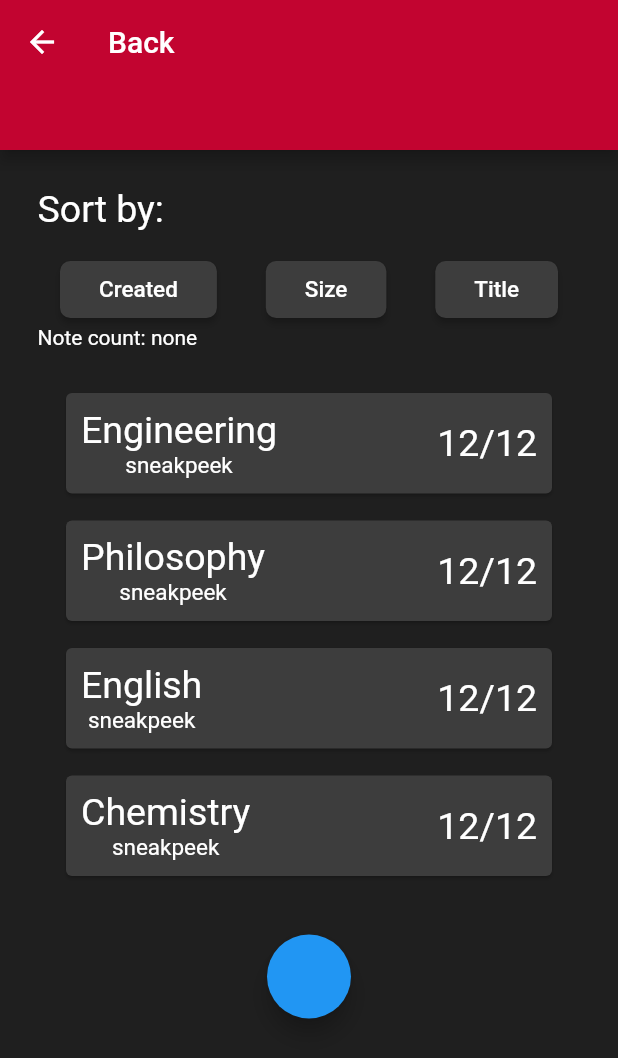
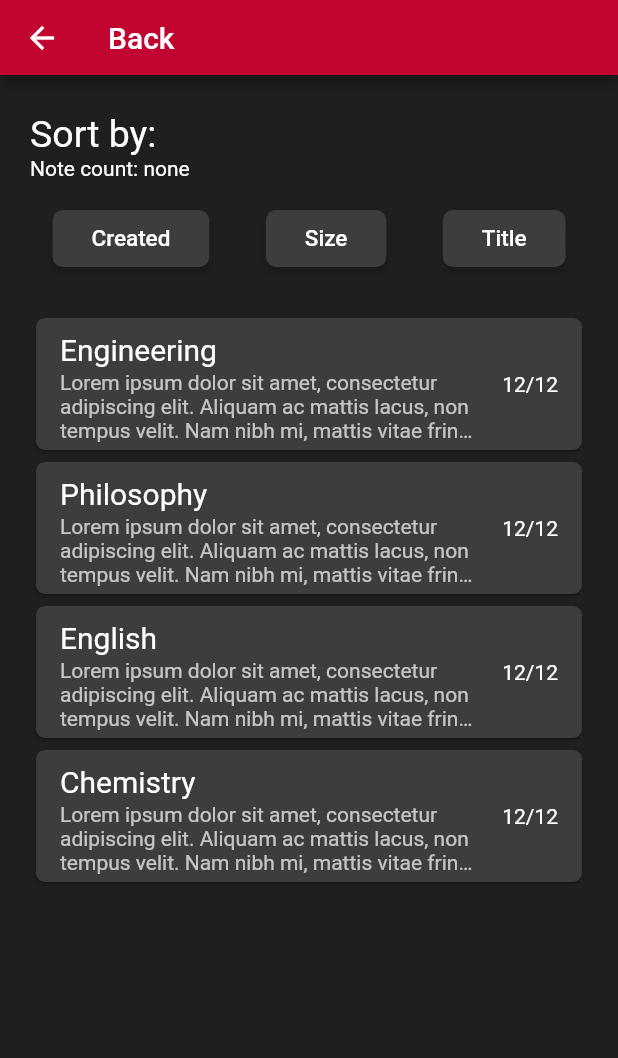
Before and after one commit to Seth-Harlaar/School-Panner, a Flutter app: the NotesPage screen opened by its route, on a phone screen of 412 x 824 dp. Shown: the top 1058 px of the screen. Run offline on Flutter 3.47's test engine with Material 2 defaults, Android fonts, the phone set to English and light mode, and no system bars; our stand-ins replace isar, table_calendar; missing offline and left inert: dart:ffi; accounts and stored records are empty; generated files the repository leaves out were written again.

Commit message:
adding notes form

```diff
--- a/lib/database_controller.dart
+++ b/lib/database_controller.dart
@@ -76,7 +76,7 @@ class DbController {
   }
 
 
-  // * * * Read * * *
+  // * * * Update * * *
   void saveUpdatedAssessmentGrade({required int assessmentId, required double finalGrade}) async {
     final db = await dataBase;
     final assessment = await db.assessments.get(assessmentId);
@@ -96,6 +96,9 @@ class DbController {
   }
 
 
+
+
+
   // * * * Setup * * *
   // open the db
   Future<Isar> openDataBase() async {
--- a/lib/models/assessment.dart
+++ b/lib/models/assessment.dart
@@ -25,7 +25,7 @@ class Assessment {
   @enumerated
   AssessmentStatus assessmentStatus;
 
-  final assessment = IsarLink<Event>();
+  final event = IsarLink<Event>();
 
 
   // constructor
@@ -36,6 +36,10 @@ class Assessment {
   })
     : importance = calculateImportance(weight, graded),
       urgency    = calculateUrgency(dueDate);
+      // event      = createEvent(dueDate);
+
+
+  // makes an event corresponding to the due date
 
 
 
--- /dev/null
+++ b/lib/models/note.dart
@@ -0,0 +1,24 @@
+import 'package:isar/isar.dart';
+
+part 'note.g.dart';
+
+@collection
+class Note {
+  // id
+  Id id = Isar.autoIncrement;
+
+  // text
+  String title;
+  String body;
+
+  // date of creation
+  DateTime created;
+
+  // # of chars
+  int size;
+
+
+  // Constructor
+  Note({ required this.title, required this.body, required this.created })
+    : size = title.length;
+}
--- a/lib/pages/calender_page.dart
+++ b/lib/pages/calender_page.dart
@@ -9,17 +9,19 @@ class CalenderPage extends StatelessWidget {
   @override
   Widget build(BuildContext context) {
     return Scaffold(
-      // appBar: const PreferredSize(
-      //   preferredSize: Size.fromHeight(50),
-      //   child: AppToolBar(),
-      // ),
+      appBar: const PreferredSize(
+        preferredSize: Size.fromHeight(50),
+        child: AppToolBar(),
+      ),
+
+      backgroundColor: Color(0xFF3D3D3D),
 
       body: Column(
         children: [
           Container(
 
             decoration: const BoxDecoration(
-              color: Colors.grey,
+              color: Color(0xFF1F1F1F),
               borderRadius: BorderRadius.only(
                 bottomLeft: Radius.circular(20),
                 bottomRight: Radius.circular(20)
@@ -29,7 +31,7 @@ class CalenderPage extends StatelessWidget {
             child: Column(
               children: const [
                 SizedBox(height: 15),
-                CalenderPageCalenderList(),
+                // CalenderPageCalenderList(),
                 SizedBox(height: 15),
                 CalenderPageCalenderView(),
                 SizedBox(height: 15,),
@@ -42,7 +44,7 @@ class CalenderPage extends StatelessWidget {
               child: Column(
                 children: const [
                   SizedBox(height: 25,),
-                  CalenderPageEventList(),
+                  // CalenderPageEventList(),
                 ],
               ),
             ),
--- a/lib/pages/notes_page.dart
+++ b/lib/pages/notes_page.dart
@@ -1,5 +1,5 @@
 import 'package:flutter/material.dart';
-import 'package:school_planner/state_controller.dart';
+// import 'package:school_planner/state_controller.dart';
 import 'package:school_planner/widgets/app_bar.dart';
 import 'package:school_planner/widgets/notes_page_widgets/notes_page_widgets.dart';
 
@@ -10,26 +10,21 @@ class NotesPage extends StatelessWidget {
 
   @override
   Widget build(BuildContext context){
-    final AppState? appState = AppStateContainer.of(context);
+    // final AppState? appState = AppStateContainer.of(context);
 
     return Scaffold(
       appBar: const PreferredSize(
-        preferredSize: Size.fromHeight(100),
+        preferredSize: Size.fromHeight(50),
         child: AppToolBar(),
       ),
 
       body: Column(
-        children: [
-          const SizedBox(height: 25,),
+        children: const [
+          SizedBox(height: 25,),
           NotesPageSorting(),
-          const SizedBox(height: 25,),
+          SizedBox(height: 25,),
           NotesPageNotesList(),
-          const SizedBox(height: 25,),
-          FloatingActionButton(
-            onPressed:() {
-            },
-
-          )
+          SizedBox(height: 25,),
         ],
       ),
     );
--- a/lib/state_controller.dart
+++ b/lib/state_controller.dart
@@ -25,9 +25,8 @@ class AppStateContainer extends StatefulWidget {
 class AppState extends State<AppStateContainer> {
 
   // *** data variables ***
+  // store average grade and number of courses in here
   Student student = Student();
-
-  // store average grade and number of courses in here
 
   // navbar current page
   List<String> navLocationRoutes = ['/homepage', '/newCoursePage', '/addNewRoute', '/settings'];
@@ -71,6 +70,8 @@ class AppState extends State<AppStateContainer> {
 
 }
 
+
+
 // a container for the rest of the app
 class _AppStoreContainer extends InheritedWidget {
 
--- a/lib/widgets/calender_page_widgets/calender_page_month_calender.dart
+++ b/lib/widgets/calender_page_widgets/calender_page_month_calender.dart
@@ -11,6 +11,7 @@ class CalenderPageMonthCalender extends StatefulWidget {
 class _CalenderPageMonthCalenderState extends State<CalenderPageMonthCalender> {
   var _focusedDay = DateTime.now();
   var _selectedDay = DateTime.now();
+  CalendarFormat _calendarFormat = CalendarFormat.month;
 
   @override
   Widget build(BuildContext context) {
@@ -32,6 +33,9 @@ class _CalenderPageMonthCalenderState extends State<CalenderPageMonthCalender> {
       onPageChanged: (focusedDay) {
         _focusedDay = focusedDay;
       },
+
+      // styling
+      headerStyle: const HeaderStyle(formatButtonVisible: false, titleCentered: true),
     );
   }
 }
--- a/lib/widgets/notes_page_widgets/notes_page_note_card.dart
+++ b/lib/widgets/notes_page_widgets/notes_page_note_card.dart
@@ -1,5 +1,6 @@
 import 'package:flutter/material.dart';
 import 'package:school_planner/themes.dart';
+import 'package:school_planner/widgets/assets/assets.dart';
 
 
 class NotesPageNoteCard extends StatelessWidget {
@@ -16,40 +17,33 @@ class NotesPageNoteCard extends StatelessWidget {
 
   @override
   Widget build(BuildContext context) {
-    return Padding(
-      padding: const EdgeInsets.only(bottom: 10.0),
-      child: Card(
-        color: Color(0xFF3D3D3D),
 
-        child: Padding(
-          padding: const EdgeInsets.all(10.0),
+    return Card(
+      shape: RoundedRectangleBorder(
+        borderRadius: BorderRadius.circular(6.0),
+      ),
+      color: const Color(0xFF3D3D3D),
 
-          child: Row(
-            mainAxisAlignment: MainAxisAlignment.spaceBetween,
-            children: [
+      child: ListTile(
+        title: CustomHeader(
+          text: noteTitle,
+          size: 2,
+        ),
+        isThreeLine: true,
 
-              Column(
-                mainAxisSize: MainAxisSize.min,
+        subtitle: Text(
+          sneakPeek,
+          maxLines: 3,
+          overflow: TextOverflow.ellipsis,
+        ),
 
-                children: [
-                  Text( noteTitle, style: CustomTextStyles.headerTwo ),
-                  Text( sneakPeek, style: CustomTextStyles.subHeading ),
-                ],
-              ),
-
-              const Spacer( flex: 5),
-
-              Text(
-                dateWritten,
-                style: const TextStyle(
-                  fontSize: 25,
-                )
-              ),
-
-
-            ],
-
-          )
+        trailing: Column(
+          mainAxisAlignment: MainAxisAlignment.center,
+          children: [
+            Text(
+              dateWritten
+            )
+          ]
         ),
       ),
     );
--- a/lib/widgets/notes_page_widgets/notes_page_note_list.dart
+++ b/lib/widgets/notes_page_widgets/notes_page_note_list.dart
@@ -12,7 +12,7 @@ class NotesPageNotesList extends StatelessWidget {
     final List<Widget> notesWidgets = [];
 
     for (var note in notes){
-      notesWidgets.add(NotesPageNoteCard(noteTitle: note, sneakPeek: 'sneakpeek', dateWritten: '12/12'));
+      notesWidgets.add(NotesPageNoteCard(noteTitle: note, sneakPeek: 'Lorem ipsum dolor sit amet, consectetur adipiscing elit. Aliquam ac mattis lacus, non tempus velit. Nam nibh mi, mattis vitae fringilla non, sodales id dui. Aenean enim tortor, tincidunt sit amet ante nec, eleifend ornare arcu. Vivamus erat magna, tincidunt et scelerisque vel, malesuada sit amet libero. Morbi aliquet leo sapien, in malesuada sem pulvinar ac. Phasellus et tincidunt lectus. Nullam vitae eros a enim dictum consequat. Fusce tortor mauris, fermentum at mattis sit amet, semper semper quam. Interdum et malesuada fames ac ante ipsum primis in faucibus. In dui nunc, semper et lorem vel, pharetra semper tortor. ', dateWritten: '12/12'));
     }
 
     return notesWidgets;
@@ -29,12 +29,11 @@ class NotesPageNotesList extends StatelessWidget {
   @override
   Widget build(BuildContext context){
     return Padding(
-      padding: const EdgeInsets.symmetric(horizontal: 40.0),
+      padding: const EdgeInsets.symmetric(horizontal: 20.0),
 
       child: Column(
         children: notesList,
       )
-
     );
   }
 }
--- a/lib/widgets/notes_page_widgets/notes_page_sorting.dart
+++ b/lib/widgets/notes_page_widgets/notes_page_sorting.dart
@@ -11,7 +11,7 @@ class NotesPageSorting extends StatelessWidget {
     // final AppState? appState = AppStateContainer.of(context);
 
     return Padding(
-      padding: const EdgeInsets.symmetric(horizontal: 25.0),
+      padding: const EdgeInsets.symmetric(horizontal: 20),
 
       child: Column(
         crossAxisAlignment: CrossAxisAlignment.start,
@@ -23,6 +23,9 @@ class NotesPageSorting extends StatelessWidget {
             style: TextStyle(
               fontSize: 25,
             )
+          ),
+          const Text(
+           'Note count: none'
           ),
 
           const SizedBox(height:15),
@@ -70,9 +73,7 @@ class NotesPageSorting extends StatelessWidget {
             ),
           ),
 
-          const Text(
-           'Note count: none'
-          )
+
         ],
       )
     );
```
Also changed, not shown: lib/models/assessment.g.dart.
